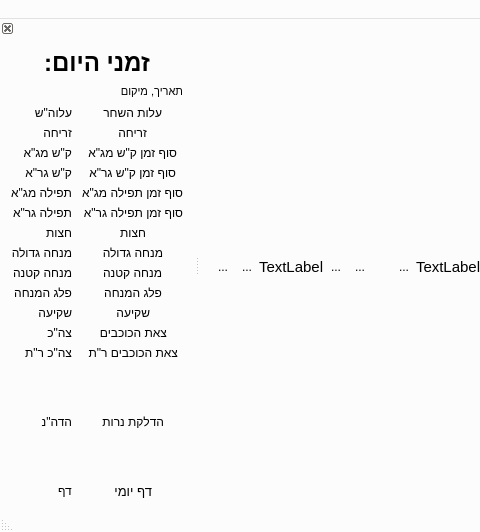
MosheWagner/luach, file mainwindow.ui: the form before one commit; both pictures show x 0 to 480 and y 0 to 532 of the 1296 by 532 pixel window.
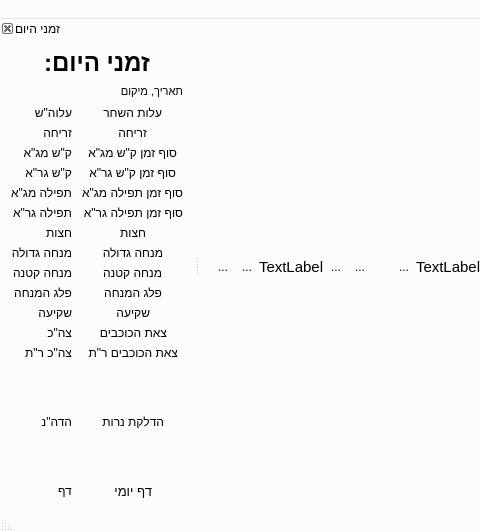
The form after the commit. Icons and pictures are not drawn.

Diff of the .ui file:
```diff
--- a/mainwindow.ui
+++ b/mainwindow.ui
@@ -1053,6 +1053,9 @@
    <property name="allowedAreas">
     <set>Qt::LeftDockWidgetArea</set>
    </property>
+   <property name="windowTitle">
+    <string>זמני היום</string>
+   </property>
    <attribute name="dockWidgetArea">
     <number>1</number>
    </attribute>
```
